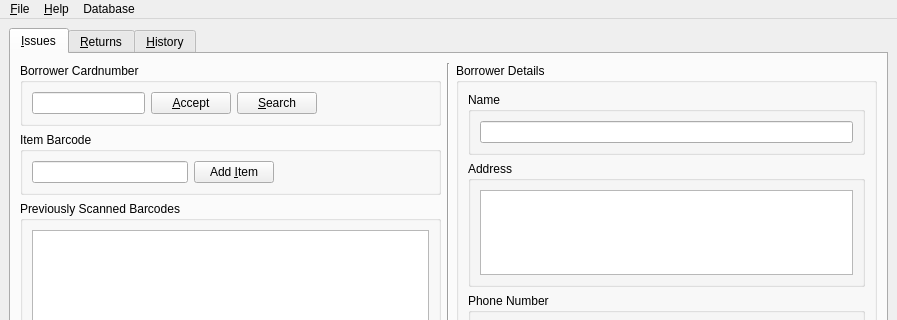
Qt form mainwindow.ui (bywatersolutions/koha-offline-circulation) before a commit; both pictures show x 0 to 897 and y 0 to 320 of the 897 by 895 pixel window.
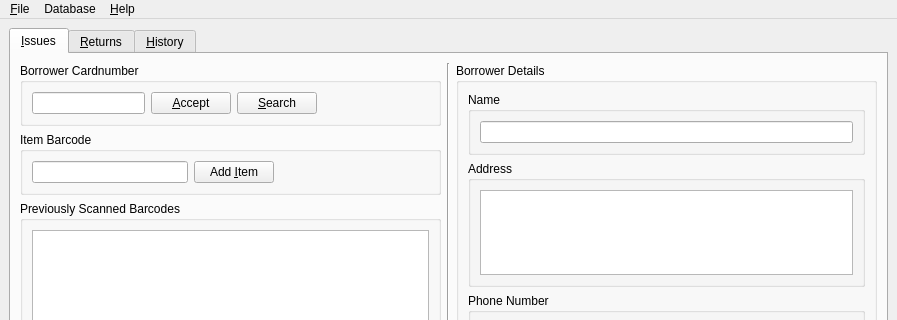
The same form after that commit. Icons and pictures are not drawn.

Commit message: Move help pulldown menu from the middle of the bar to the right-hand side.

```diff
--- a/mainwindow.ui
+++ b/mainwindow.ui
@@ -725,8 +725,8 @@
     <addaction name="actionSelectBorrowersDB"/>
    </widget>
    <addaction name="menuFile"/>
-   <addaction name="menuHelp"/>
    <addaction name="menuDatabase"/>
+   <addaction name="menuHelp"/>
   </widget>
   <widget class="QStatusBar" name="statusbar"/>
   <action name="actionNew">
```
